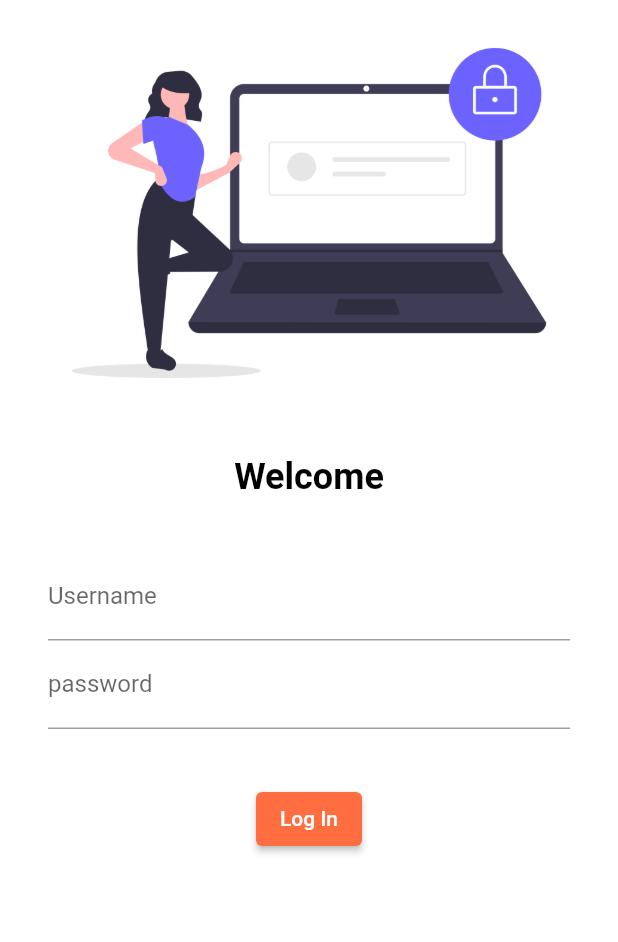
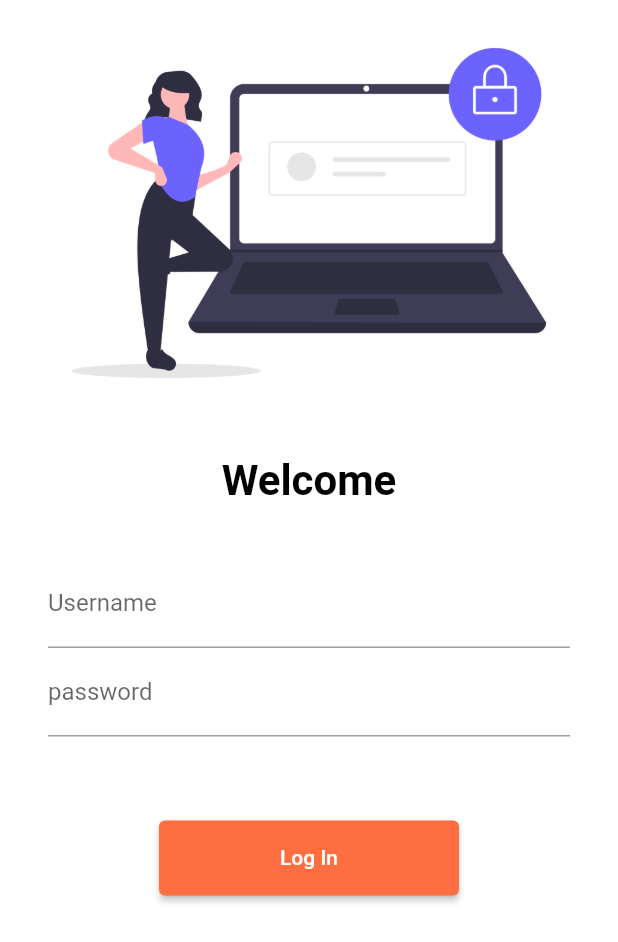
Before and after one commit to abhinav3254/Catalog-Application, a Flutter app: the screen it shows after launch, on a phone screen of 412 x 824 dp. Shown: the top 942 px of the screen. Run offline on Flutter 3.47's test engine with Material 2 defaults, Android fonts, the phone set to English and light mode, and no system bars.

Commit message:
making changes in button

```diff
--- a/lib/screens/LogInPage.dart
+++ b/lib/screens/LogInPage.dart
@@ -25,7 +25,7 @@ class LogInPage extends StatelessWidget {
               'Welcome',
               style: TextStyle(
                 color: Colors.black,
-                fontSize: 24,
+                fontSize: 28,
                 fontWeight: FontWeight.bold,
               ),
             ),
@@ -57,13 +57,14 @@ class LogInPage extends StatelessWidget {
             ),
 
             const SizedBox(
-              height: 20.0,
+              height: 40.0,
             ),
 
             ElevatedButton(
               child: Text('Log In'),
               style: ElevatedButton.styleFrom(
                 backgroundColor: Colors.deepOrangeAccent,
+                minimumSize: Size(200, 50),
               ),
               onPressed: () {
                 print("Log In Button Clicked");
```
